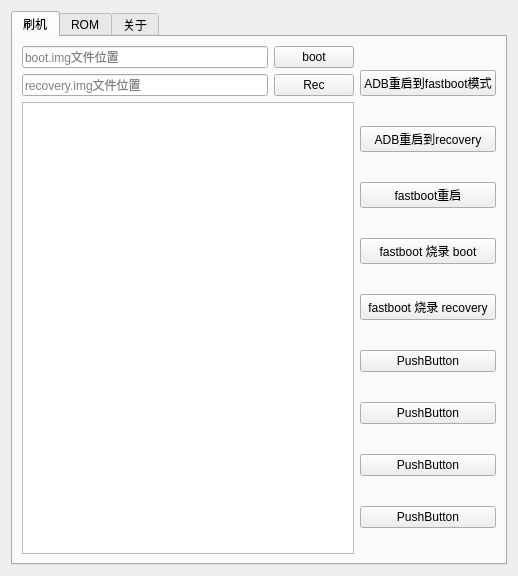
This is win.ui in idqaq/Rom_tool as Qt 5 draws it before an edit. The edited form follows.
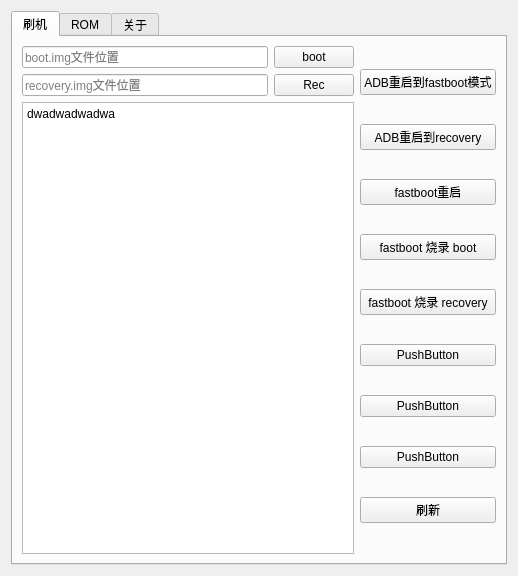
This is the edited form.

```diff
--- a/win.ui
+++ b/win.ui
@@ -73,7 +73,14 @@
            <item>
             <layout class="QVBoxLayout" name="verticalLayout_7">
              <item>
-              <widget class="QPlainTextEdit" name="show"/>
+              <widget class="QPlainTextEdit" name="show">
+               <property name="plainText">
+                <string>dwadwadwadwa</string>
+               </property>
+               <property name="placeholderText">
+                <string/>
+               </property>
+              </widget>
              </item>
             </layout>
            </item>
@@ -140,7 +147,7 @@
            <item>
             <widget class="QPushButton" name="pushButton_2">
              <property name="text">
-              <string>PushButton</string>
+              <string>刷新</string>
              </property>
             </widget>
            </item>
```
Left out of the diff: 4 changed lines with no effect on the pictures.
